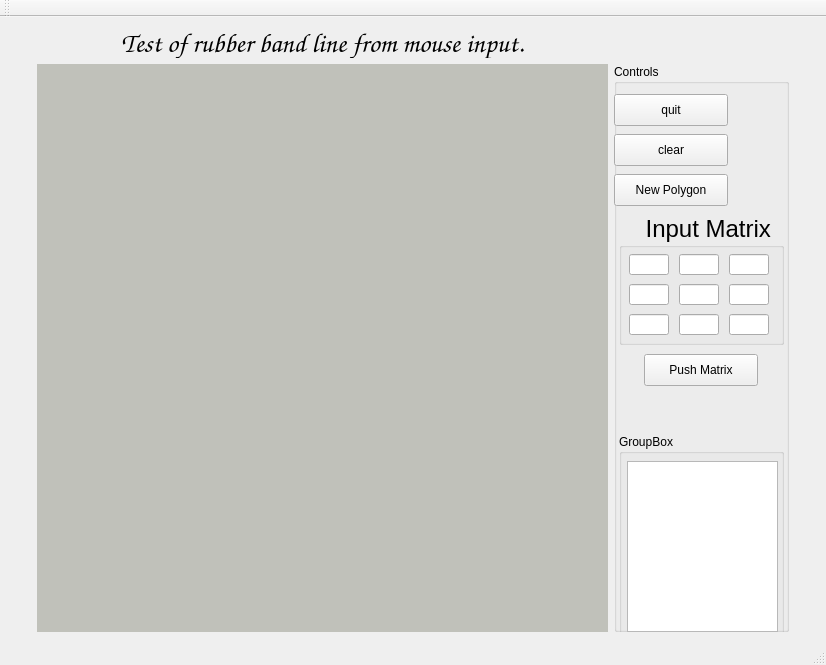
The window that mainwindow.ui (LloydMontgomery/CSC305_A1) describes before a commit, drawn with Qt 5.
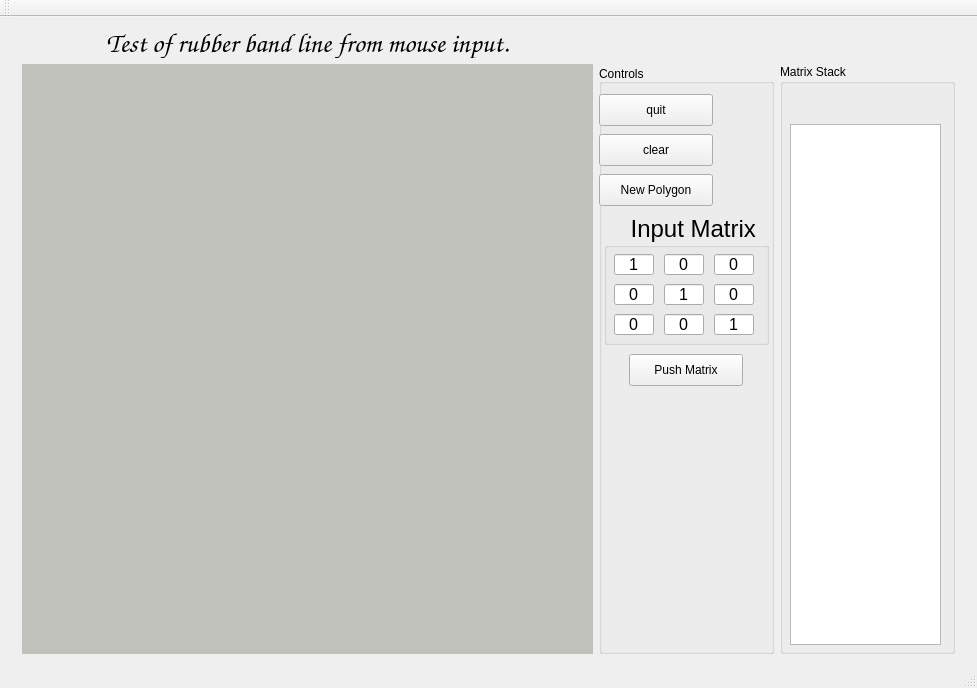
The same window after the commit. Custom widgets are drawn as their Qt base class.

Commit message: Working stack, about to implement stack affecting polygons

Diff of the .ui file:
```diff
--- a/mainwindow.ui
+++ b/mainwindow.ui
@@ -6,8 +6,8 @@
    <rect>
     <x>0</x>
     <y>0</y>
-    <width>826</width>
-    <height>665</height>
+    <width>977</width>
+    <height>688</height>
    </rect>
   </property>
   <property name="windowTitle">
@@ -17,6 +17,35 @@
    <layout class="QHBoxLayout" name="horizontalLayout">
     <item>
      <layout class="QGridLayout" name="gridLayout">
+      <item row="1" column="2">
+       <widget class="QGroupBox" name="groupBox_4">
+        <property name="maximumSize">
+         <size>
+          <width>175</width>
+          <height>590</height>
+         </size>
+        </property>
+        <property name="title">
+         <string>Matrix Stack</string>
+        </property>
+        <widget class="QTextBrowser" name="textBrowser">
+         <property name="geometry">
+          <rect>
+           <x>10</x>
+           <y>60</y>
+           <width>151</width>
+           <height>521</height>
+          </rect>
+         </property>
+         <property name="layoutDirection">
+          <enum>Qt::RightToLeft</enum>
+         </property>
+         <property name="horizontalScrollBarPolicy">
+          <enum>Qt::ScrollBarAlwaysOff</enum>
+         </property>
+        </widget>
+       </widget>
+      </item>
       <item row="1" column="0">
        <widget class="BasicOpenGLView" name="oglwidget" native="true">
         <property name="sizePolicy">
@@ -25,6 +54,9 @@
           <verstretch>0</verstretch>
          </sizepolicy>
         </property>
+        <property name="layoutDirection">
+         <enum>Qt::LeftToRight</enum>
+        </property>
         <property name="styleSheet">
          <string notr="true">background-color: rgb(192, 193, 186);</string>
         </property>
@@ -69,6 +101,9 @@
         <property name="title">
          <string>Controls</string>
         </property>
+        <property name="alignment">
+         <set>Qt::AlignBottom|Qt::AlignLeading|Qt::AlignLeft</set>
+        </property>
         <widget class="QPushButton" name="pushButton">
          <property name="geometry">
           <rect>
@@ -139,6 +174,15 @@
             <pointsize>12</pointsize>
            </font>
           </property>
+          <property name="text">
+           <string>1</string>
+          </property>
+          <property name="alignment">
+           <set>Qt::AlignCenter</set>
+          </property>
+          <property name="placeholderText">
+           <string notr="true"/>
+          </property>
          </widget>
          <widget class="QLineEdit" name="m12">
           <property name="geometry">
@@ -154,6 +198,12 @@
             <pointsize>12</pointsize>
            </font>
           </property>
+          <property name="text">
+           <string>0</string>
+          </property>
+          <property name="alignment">
+           <set>Qt::AlignCenter</set>
+          </property>
          </widget>
          <widget class="QLineEdit" name="m13">
           <property name="geometry">
@@ -169,6 +219,12 @@
             <pointsize>12</pointsize>
            </font>
           </property>
+          <property name="text">
+           <string>0</string>
+          </property>
+          <property name="alignment">
+           <set>Qt::AlignCenter</set>
+          </property>
          </widget>
          <widget class="QLineEdit" name="m21">
           <property name="geometry">
@@ -184,6 +240,12 @@
             <pointsize>12</pointsize>
            </font>
           </property>
+          <property name="text">
+           <string>0</string>
+          </property>
+          <property name="alignment">
+           <set>Qt::AlignCenter</set>
+          </property>
          </widget>
          <widget class="QLineEdit" name="m22">
           <property name="geometry">
@@ -199,6 +261,12 @@
             <pointsize>12</pointsize>
            </font>
           </property>
+          <property name="text">
+           <string>1</string>
+          </property>
+          <property name="alignment">
+           <set>Qt::AlignCenter</set>
+          </property>
          </widget>
          <widget class="QLineEdit" name="m23">
           <property name="geometry">
@@ -214,6 +282,12 @@
             <pointsize>12</pointsize>
            </font>
           </property>
+          <property name="text">
+           <string>0</string>
+          </property>
+          <property name="alignment">
+           <set>Qt::AlignCenter</set>
+          </property>
          </widget>
          <widget class="QLineEdit" name="m31">
           <property name="geometry">
@@ -229,6 +303,12 @@
             <pointsize>12</pointsize>
            </font>
           </property>
+          <property name="text">
+           <string>0</string>
+          </property>
+          <property name="alignment">
+           <set>Qt::AlignCenter</set>
+          </property>
          </widget>
          <widget class="QLineEdit" name="m32">
           <property name="geometry">
@@ -244,6 +324,12 @@
             <pointsize>12</pointsize>
            </font>
           </property>
+          <property name="text">
+           <string>0</string>
+          </property>
+          <property name="alignment">
+           <set>Qt::AlignCenter</set>
+          </property>
          </widget>
          <widget class="QLineEdit" name="m33">
           <property name="geometry">
@@ -259,28 +345,11 @@
             <pointsize>12</pointsize>
            </font>
           </property>
-         </widget>
-        </widget>
-        <widget class="QGroupBox" name="groupBox_3">
-         <property name="geometry">
-          <rect>
-           <x>5</x>
-           <y>370</y>
-           <width>165</width>
-           <height>211</height>
-          </rect>
-         </property>
-         <property name="title">
-          <string>GroupBox</string>
-         </property>
-         <widget class="QTextBrowser" name="textBrowser">
-          <property name="geometry">
-           <rect>
-            <x>8</x>
-            <y>27</y>
-            <width>151</width>
-            <height>171</height>
-           </rect>
+          <property name="text">
+           <string>1</string>
+          </property>
+          <property name="alignment">
+           <set>Qt::AlignCenter</set>
           </property>
          </widget>
         </widget>
```
Left out of the diff: 73 changed lines with no effect on the pictures. The commit also changes 6 other files.
